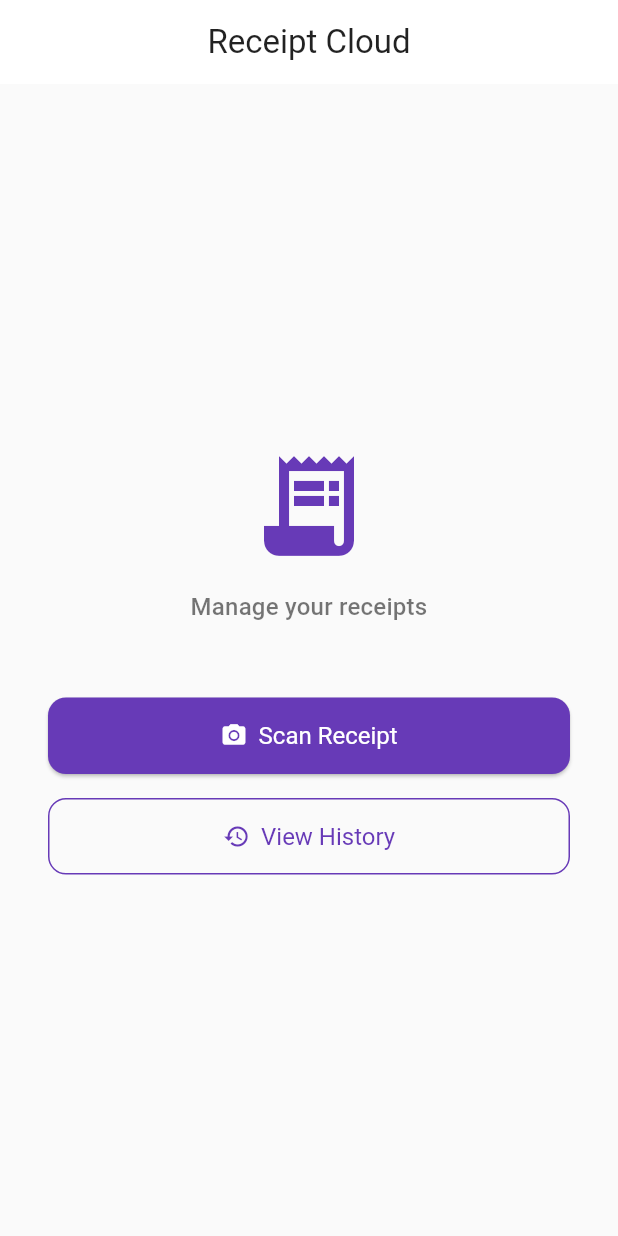
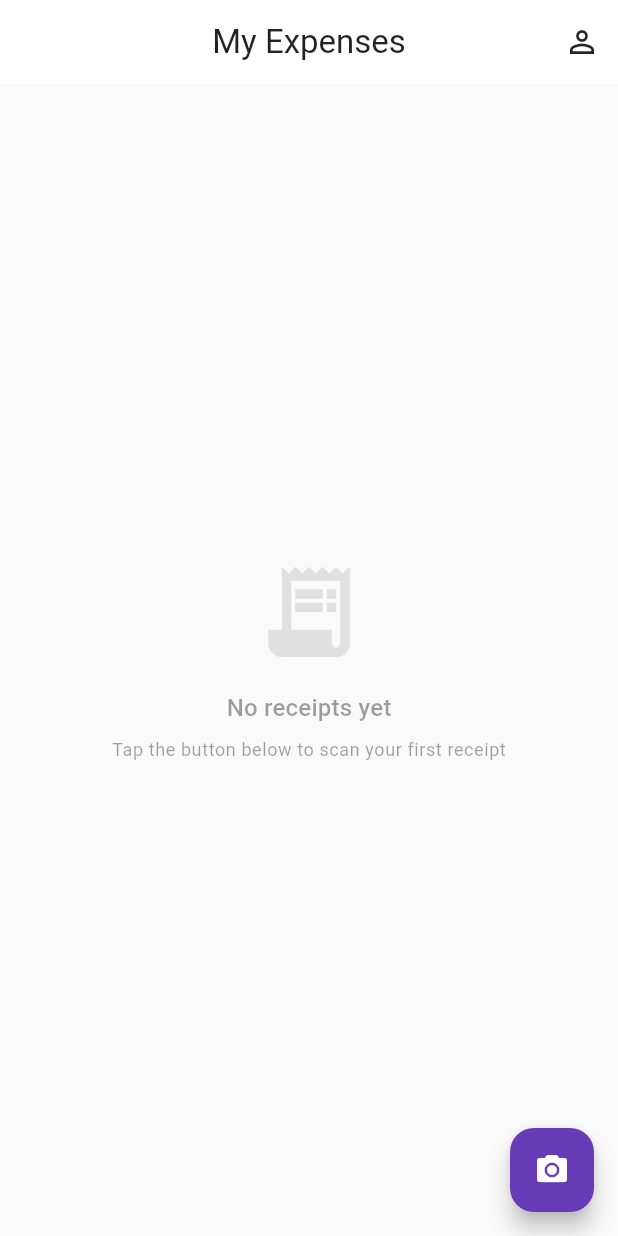
Before and after one commit to danielDanielq/receipt-cloud, a Flutter app: the screen it shows once a user with an empty profile is signed in, on a phone screen of 412 x 824 dp. Run offline on Flutter 3.47's test engine with Material 3 defaults, Android fonts, the phone set to English and light mode, and no system bars; our stand-ins replace cloud_firestore, firebase_auth, firebase_core, google_sign_in; accounts and stored records are empty.

Commit message:
phase-3-nav: navigation skeleton wired, all 5 screens exist

```diff
--- a/lib/screens/home_screen.dart
+++ b/lib/screens/home_screen.dart
@@ -1,4 +1,6 @@
 import 'package:flutter/material.dart';
+import 'scan_screen.dart';
+import 'profile_screen.dart';
 
 class HomeScreen extends StatelessWidget {
   const HomeScreen({super.key});
@@ -8,74 +10,63 @@ class HomeScreen extends StatelessWidget {
     return Scaffold(
       backgroundColor: Colors.grey[50],
       appBar: AppBar(
-        title: const Text('Receipt Cloud'),
+        title: const Text('My Expenses'),
         centerTitle: true,
         backgroundColor: Colors.white,
         foregroundColor: Colors.black87,
         elevation: 0,
+        actions: [
+          IconButton(
+            icon: const Icon(Icons.person_outline),
+            tooltip: 'Profile & Settings',
+            onPressed: () => Navigator.push(
+              context,
+              MaterialPageRoute(builder: (_) => const ProfileScreen()),
+            ),
+          ),
+        ],
       ),
-      body: Padding(
-        padding: const EdgeInsets.symmetric(horizontal: 32.0),
-        child: Column(
-          mainAxisAlignment: MainAxisAlignment.center,
-          crossAxisAlignment: CrossAxisAlignment.stretch,
-          children: [
-            const Icon(
-              Icons.receipt_long,
-              size: 80,
-              color: Colors.deepPurple,
-            ),
-            const SizedBox(height: 16),
-            Text(
-              'Manage your receipts',
-              textAlign: TextAlign.center,
-              style: Theme.of(context).textTheme.titleMedium?.copyWith(
-                    color: Colors.black54,
-                  ),
-            ),
-            const SizedBox(height: 48),
-            ElevatedButton.icon(
-              onPressed: () {
-                // TODO: navigate to ScanScreen (Phase 2)
-                ScaffoldMessenger.of(context).showSnackBar(
-                  const SnackBar(content: Text('Scan Receipt — coming in Phase 2')),
-                );
-              },
-              icon: const Icon(Icons.camera_alt),
-              label: const Text('Scan Receipt'),
-              style: ElevatedButton.styleFrom(
-                backgroundColor: Colors.deepPurple,
-                foregroundColor: Colors.white,
-                padding: const EdgeInsets.symmetric(vertical: 16),
-                textStyle: const TextStyle(fontSize: 16),
-                shape: RoundedRectangleBorder(
-                  borderRadius: BorderRadius.circular(12),
-                ),
-              ),
-            ),
-            const SizedBox(height: 16),
-            OutlinedButton.icon(
-              onPressed: () {
-                // TODO: navigate to HistoryScreen (Phase 2)
-                ScaffoldMessenger.of(context).showSnackBar(
-                  const SnackBar(content: Text('View History — coming in Phase 2')),
-                );
-              },
-              icon: const Icon(Icons.history),
-              label: const Text('View History'),
-              style: OutlinedButton.styleFrom(
-                foregroundColor: Colors.deepPurple,
-                side: const BorderSide(color: Colors.deepPurple),
-                padding: const EdgeInsets.symmetric(vertical: 16),
-                textStyle: const TextStyle(fontSize: 16),
-                shape: RoundedRectangleBorder(
-                  borderRadius: BorderRadius.circular(12),
-                ),
-              ),
-            ),
-          ],
+      body: _ReceiptsPlaceholder(),
+      floatingActionButton: FloatingActionButton(
+        onPressed: () => Navigator.push(
+          context,
+          MaterialPageRoute(builder: (_) => const ScanScreen()),
         ),
+        backgroundColor: Colors.deepPurple,
+        foregroundColor: Colors.white,
+        tooltip: 'Scan Receipt',
+        child: const Icon(Icons.camera_alt),
       ),
     );
   }
 }
+
+class _ReceiptsPlaceholder extends StatelessWidget {
+  @override
+  Widget build(BuildContext context) {
+    return Center(
+      child: Column(
+        mainAxisAlignment: MainAxisAlignment.center,
+        children: [
+          Icon(Icons.receipt_long, size: 72, color: Colors.grey[300]),
+          const SizedBox(height: 16),
+          Text(
+            'No receipts yet',
+            style: Theme.of(context)
+                .textTheme
+                .titleMedium
+                ?.copyWith(color: Colors.black38),
+          ),
+          const SizedBox(height: 8),
+          Text(
+            'Tap the button below to scan your first receipt',
+            style: Theme.of(context)
+                .textTheme
+                .bodySmall
+                ?.copyWith(color: Colors.black38),
+          ),
+        ],
+      ),
+    );
+  }
+}
```
Also changed, not shown: lib/screens/edit_confirm_screen.dart (added, +101 -0 lines), lib/screens/profile_screen.dart (added, +76 -0 lines), lib/screens/scan_screen.dart (added, +71 -0 lines).
